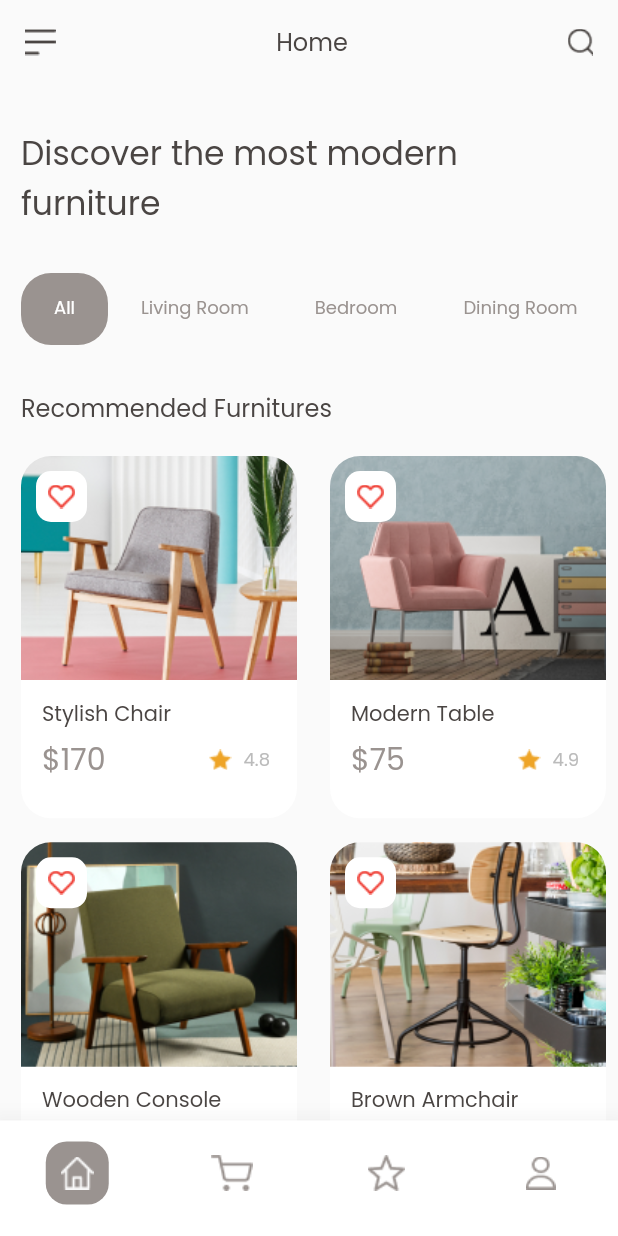
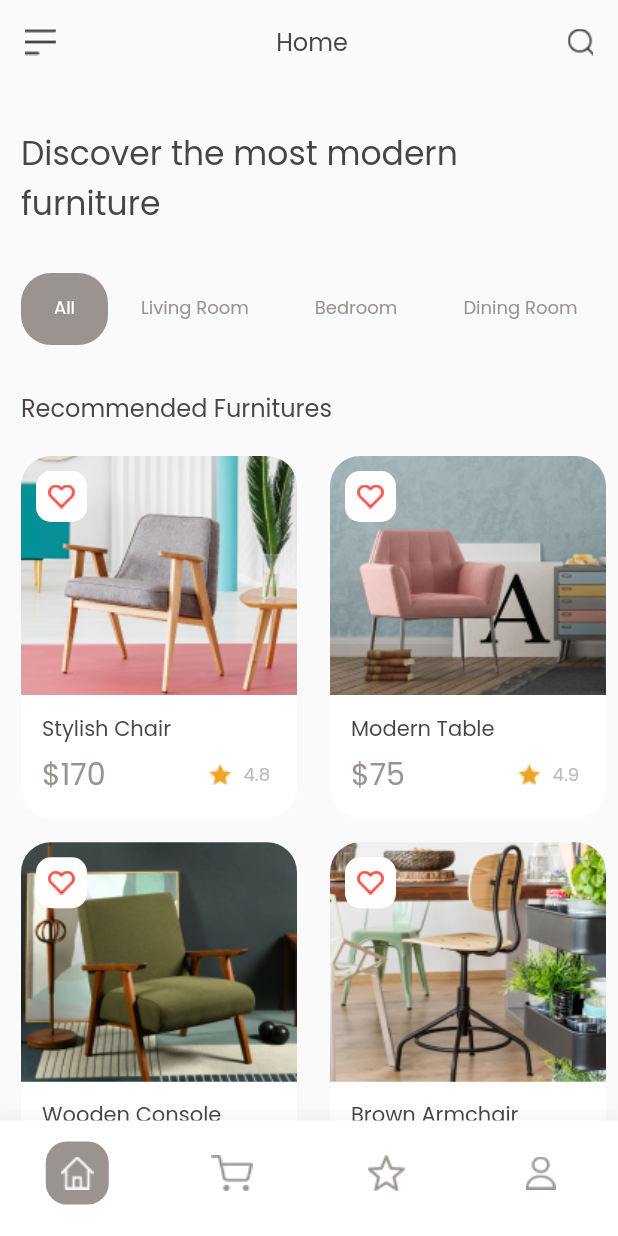
Before and after one commit to imaldila/fic_slicing, a Flutter app: the screen it shows after launch, on a phone screen of 412 x 824 dp. Run offline on Flutter 3.47's test engine with Material 2 defaults, Android fonts, the phone set to English and light mode, and no system bars.

Commit message:
refractor foldering

```diff
--- a/lib/app.dart
+++ b/lib/app.dart
@@ -1,4 +1,4 @@
-import 'package:fic1_slicing/views/home/home_view.dart';
+import 'package:fic1_slicing/features/home/views/home_view.dart';
 import 'package:flutter/material.dart';
 
 import 'constants.dart';
--- a/lib/views/home/components/furniture_card.dart
+++ b/lib/features/home/views/components/furniture_card.dart
@@ -1,7 +1,7 @@
-import 'package:fic1_slicing/views/home/models/furniture.dart';
+import 'package:fic1_slicing/features/home/models/furniture.dart';
 import 'package:flutter/material.dart';
 
-import '../../../constants.dart';
+import '../../../../constants.dart';
 
 class FurnitureCard extends StatelessWidget {
   const FurnitureCard({
@@ -24,7 +24,7 @@ class FurnitureCard extends StatelessWidget {
         crossAxisAlignment: CrossAxisAlignment.start,
         children: [
           Flexible(
-            flex: 3,
+            flex: 4,
             child: Stack(
               children: [
                 Container(
--- a/lib/views/home/components/header_menu.dart
+++ b/lib/features/home/views/components/header_menu.dart
@@ -1,6 +1,6 @@
 import 'package:flutter/material.dart';
 
-import '../../../constants.dart';
+import '../../../../constants.dart';
 
 class HeaderMenu extends StatelessWidget {
   const HeaderMenu({
--- a/lib/views/home/components/navbar_menu.dart
+++ b/lib/features/home/views/components/navbar_menu.dart
@@ -1,8 +1,8 @@
 import 'package:flutter/material.dart';
 
-import '../../../constants.dart';
-import '../../../widgets/navbar_icon_widget.dart';
-import '../models/navbar_icon.dart';
+import '../../../../constants.dart';
+import '../../../../widgets/navbar_icon_widget.dart';
+import '../../models/navbar_icon.dart';
 
 class NavBarMenu extends StatelessWidget {
   const NavBarMenu({
--- a/lib/views/home/components/tabbar_menu.dart
+++ b/lib/features/home/views/components/tabbar_menu.dart
@@ -1,6 +1,6 @@
 import 'package:flutter/material.dart';
 
-import '../../../constants.dart';
+import '../../../../constants.dart';
 
 class TabBarMenu extends StatelessWidget {
   const TabBarMenu({
--- a/lib/views/home/home_view.dart
+++ b/lib/features/home/views/home_view.dart
@@ -1,6 +1,6 @@
 import 'package:fic1_slicing/constants.dart';
-import 'package:fic1_slicing/views/home/components/furniture_card.dart';
-import 'package:fic1_slicing/views/home/models/furniture.dart';
+import 'package:fic1_slicing/features/home/views/components/furniture_card.dart';
+import 'package:fic1_slicing/features/home/models/furniture.dart';
 import 'package:flutter/material.dart';
 
 import 'components/header_menu.dart';
```
Also changed, not shown: lib/features/home/models/furniture.dart (renamed from lib/views/home/models/furniture.dart), lib/features/home/models/navbar_icon.dart (renamed from lib/views/home/models/navbar_icon.dart).
